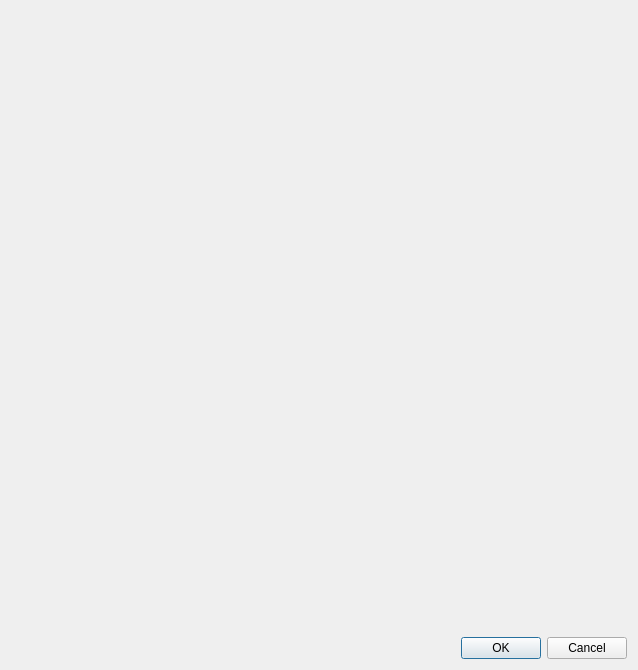
Old version of the form ui/griddialog.ui in the repository stex2005/agree_gui.
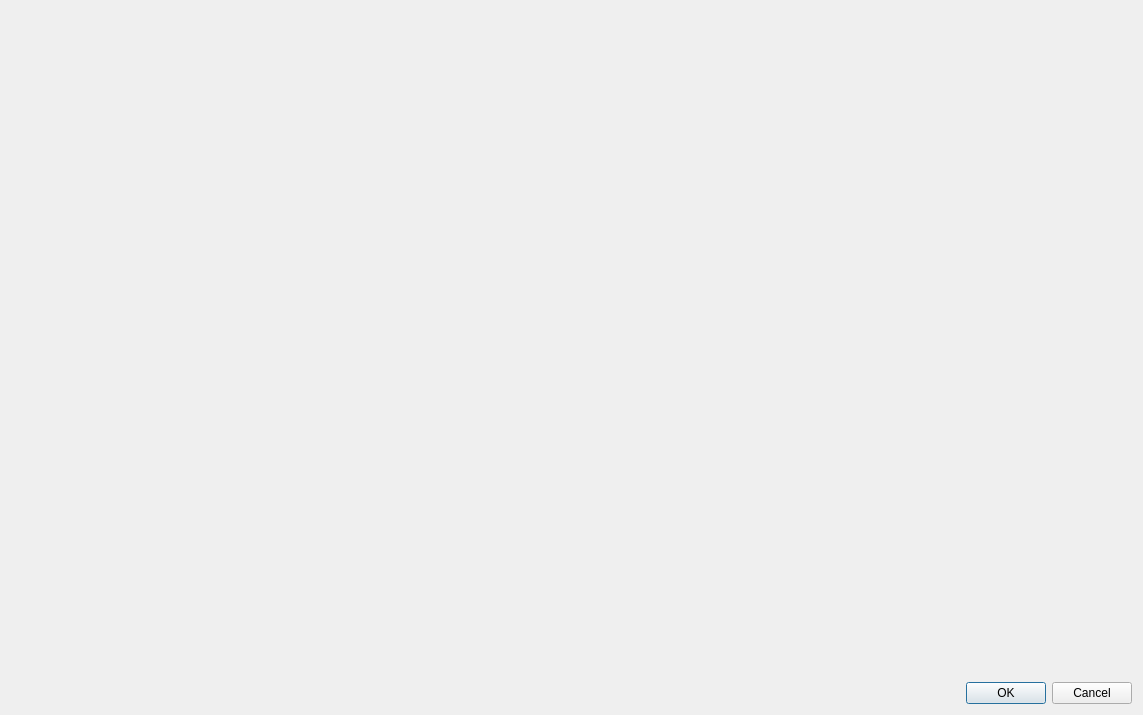
New version of the form.

```diff
--- a/ui/griddialog.ui
+++ b/ui/griddialog.ui
@@ -6,8 +6,8 @@
    <rect>
     <x>0</x>
     <y>0</y>
-    <width>638</width>
-    <height>670</height>
+    <width>1143</width>
+    <height>715</height>
    </rect>
   </property>
   <property name="windowTitle">
```
